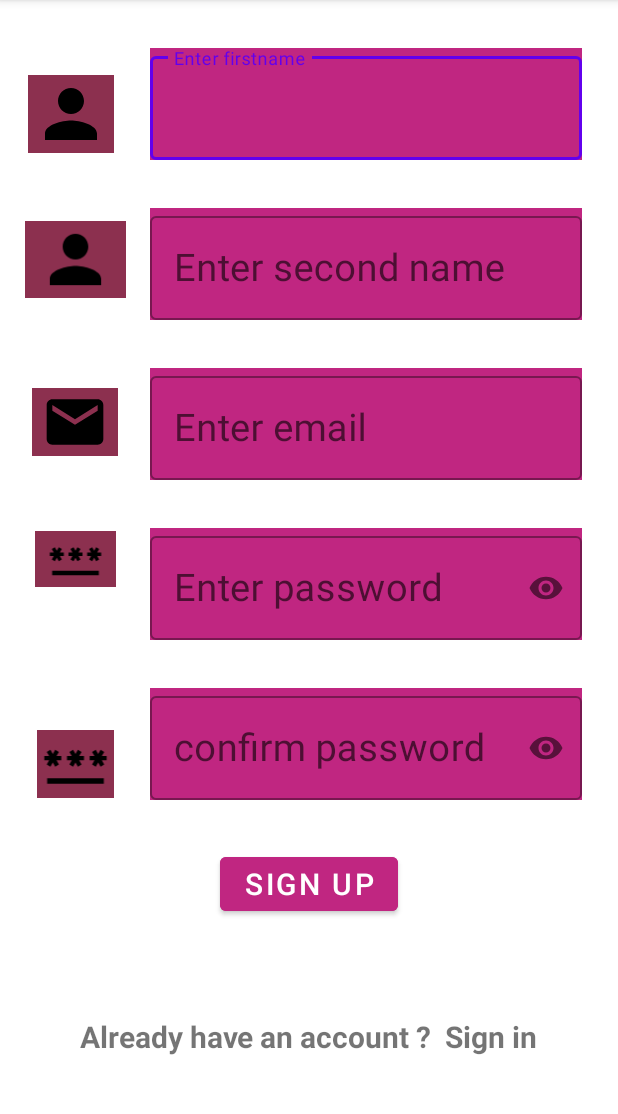
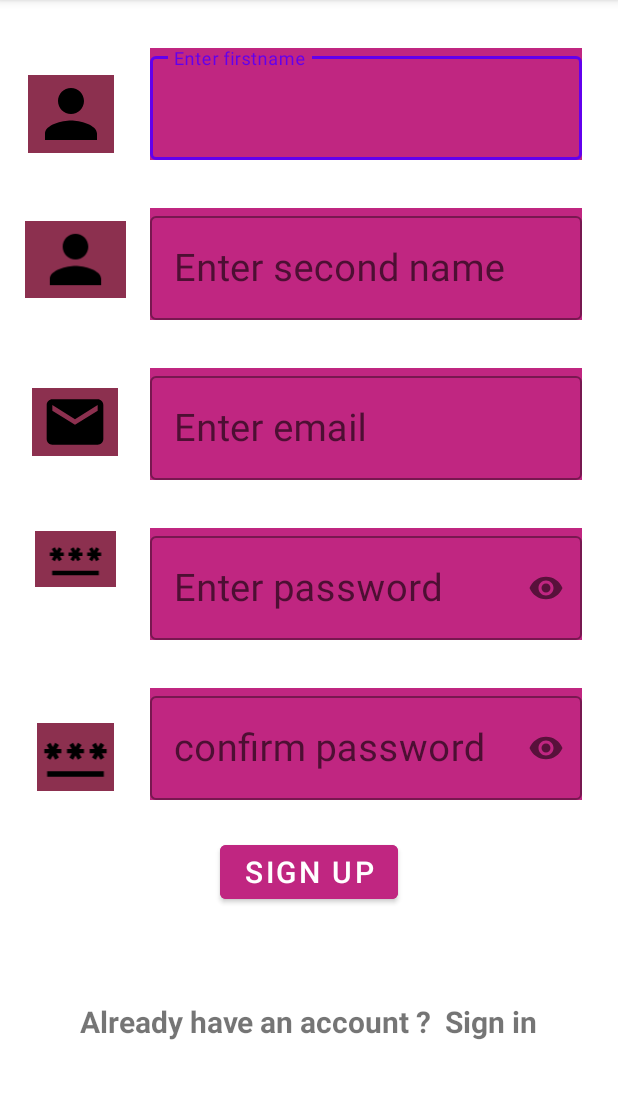
Before and after one commit to phelisia/workoutlogin, an Android app: the SignupActivity screen opened directly, with no data from a screen before it, on a phone screen of 412 x 824 dp, the part 84-1198 px from its top. Run offline under Robolectric (Android 15) with nearby library versions, the phone set to English and light mode, and no system bars.

Commit message:
changed  text color

```diff
--- a/app/src/main/res/layout/activity_signup.xml
+++ b/app/src/main/res/layout/activity_signup.xml
@@ -51,6 +51,7 @@
             android:layout_height="wrap_content"
             android:hint="@string/enter_second_namee"
             android:inputType="text"
+            android:textColor="#EDE1E1"
             android:textSize="25sp" />
     </com.google.android.material.textfield.TextInputLayout>
 
@@ -74,6 +75,7 @@
             android:layout_height="wrap_content"
             android:hint="@string/enter_emaill"
             android:inputType="text"
+            android:textColor="#EDE1E1"
             android:textSize="25sp"
             app:textInputLayoutFocusedRectEnabled="false" />
     </com.google.android.material.textfield.TextInputLayout>
@@ -98,6 +100,7 @@
             android:layout_height="wrap_content"
             android:hint="@string/enter_passwordd"
             android:inputType="textPassword"
+            android:textColor="#EDE1E1"
             android:textSize="25sp" />
     </com.google.android.material.textfield.TextInputLayout>
 
@@ -121,6 +124,7 @@
             android:layout_height="wrap_content"
             android:hint="@string/confirm_password"
             android:inputType="textPassword"
+            android:textColor="#EDE1E1"
             android:textSize="25sp" />
     </com.google.android.material.textfield.TextInputLayout>
 
@@ -129,7 +133,7 @@
         android:layout_width="wrap_content"
         android:layout_height="wrap_content"
         android:layout_marginStart="24dp"
-        android:layout_marginTop="32dp"
+        android:layout_marginTop="24dp"
         android:layout_marginEnd="24dp"
         android:backgroundTint="#C02681"
         android:text="Sign Up"
@@ -143,7 +147,7 @@
         android:layout_width="wrap_content"
         android:layout_height="wrap_content"
         android:layout_marginStart="24dp"
-        android:layout_marginTop="32dp"
+        android:layout_marginTop="20dp"
         android:layout_marginEnd="24dp"
         android:layout_marginBottom="32dp"
         android:text="Already have an account ?  Sign in"
```
